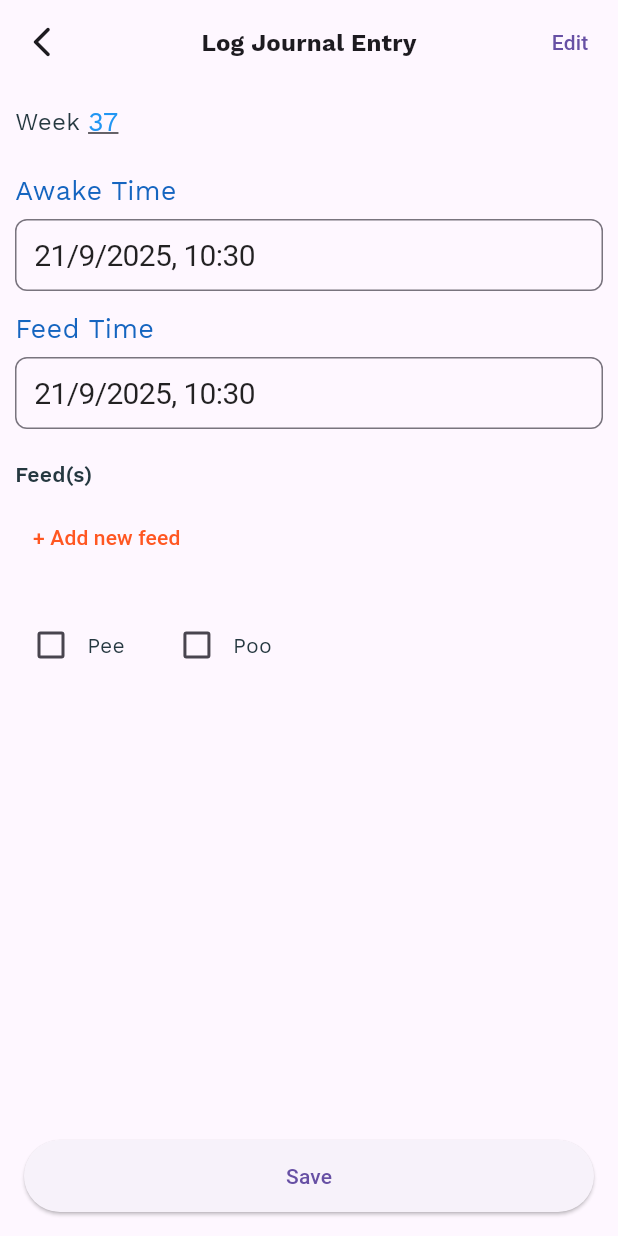
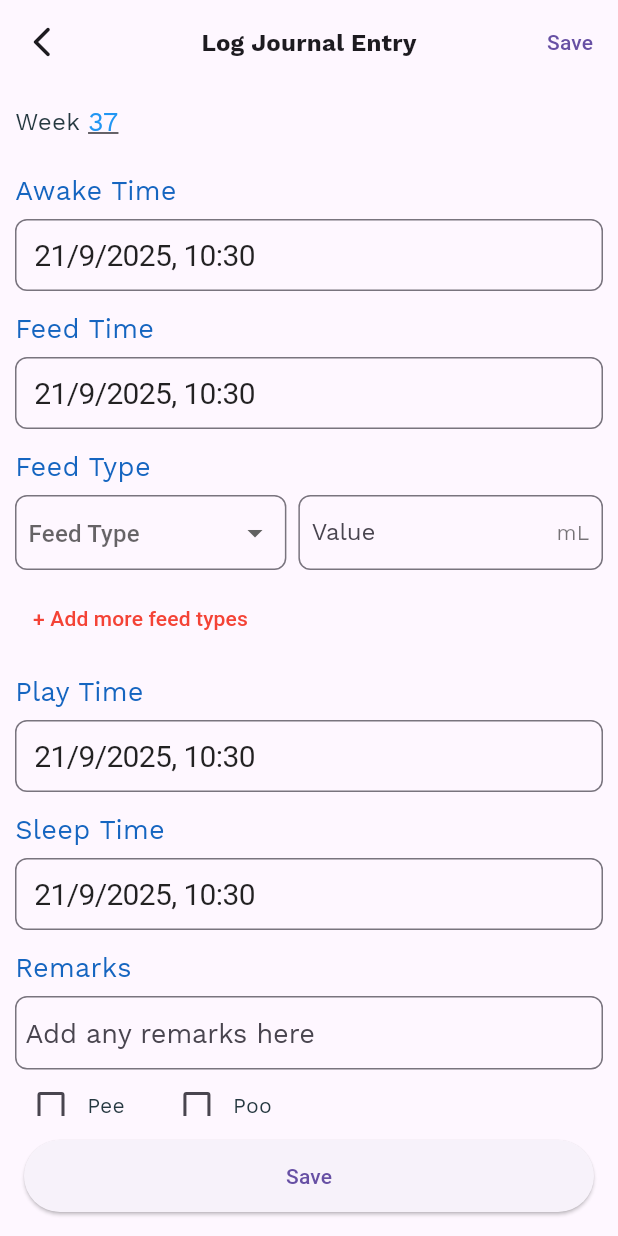
Before and after one commit to jiawei2000/first60Days, a Flutter app: the JournalEntryPage screen opened directly with empty values, on a phone screen of 412 x 824 dp. Run offline on Flutter 3.47's test engine with Material 3 defaults, Android fonts, the phone set to English and light mode, and no system bars; our stand-ins replace flutter_dotenv, font_awesome_flutter, jwt_decoder, table_calendar; project files that could hold a hidden picture were left out.

Commit message:
create journal finally done

```diff
--- a/frontend/template/lib/model/feed_type.dart
+++ b/frontend/template/lib/model/feed_type.dart
@@ -1,23 +1,15 @@
 class FeedType {
-  final String type;
-  final int? minutes;
-  final int? ml;
+  final String? type;
+  final int? value;
+  final String? unit;
 
-  FeedType({required this.type, this.minutes, this.ml});
+  FeedType({this.type, this.value, this.unit});
 
-  Map<String, dynamic> toJson() {
-    return {
-      'type': type,
-      if (minutes != null) 'minutes': minutes,
-      if (ml != null) 'ml': ml,
-    };
-  }
+  Map<String, dynamic> toJson() => {'type': type, 'value': value, 'unit': unit};
 
-  factory FeedType.fromJson(Map<String, dynamic> json) {
-    return FeedType(
-      type: json['type'] as String,
-      minutes: json['minutes'] as int?,
-      ml: json['ml'] as int?,
-    );
-  }
+  factory FeedType.fromJson(Map<String, dynamic> json) => FeedType(
+    type: json['type'] as String?,
+    value: json['value'] as int?,
+    unit: json['unit'] as String?,
+  );
 }
--- a/frontend/template/lib/model/journal_entry.dart
+++ b/frontend/template/lib/model/journal_entry.dart
@@ -4,7 +4,7 @@ class JournalEntry {
   final String? id;
   final int? cycleNo;
   final String? remarks;
-  final List<FeedType>? feedType;
+  final List<FeedType>? feedTypes;
   final int? sleepDuration;
   final DateTime? startWakeTime;
   final DateTime? startFeedTime;
@@ -17,7 +17,7 @@ class JournalEntry {
     this.id,
     this.cycleNo,
     this.remarks,
-    this.feedType,
+    this.feedTypes,
     this.sleepDuration,
     this.startWakeTime,
     this.startFeedTime,
@@ -27,11 +27,25 @@ class JournalEntry {
     this.hasUrine,
   });
 
+  // Map<String, dynamic> toJson() => {
+  //   'id': id,
+  //   'cycleNo': cycleNo,
+  //   'remarks': remarks,
+  //   'feedTypes': feedTypes?.map((item) => item.toJson()).toList(),
+  //   'sleepDuration': sleepDuration,
+  //   'awakeTime': startWakeTime?.toIso8601String(),
+  //   'startFeedTime': startFeedTime?.toIso8601String(),
+  //   'startPlayTime': startPlayTime?.toIso8601String(),
+  //   'startSleepTime': startSleepTime?.toIso8601String(),
+  //   'stool': hasStool,
+  //   'urine': hasUrine,
+  // };
+
   factory JournalEntry.fromJson(Map<String, dynamic> json) => JournalEntry(
     id: json['id'] as String,
-    cycleNo: json['cycleNo'] as int,
-    remarks: json['remarks'] as String,
-    feedType: List<FeedType>.from(
+    cycleNo: json['cycleNo'] as int?,
+    remarks: json['remarks'] as String?,
+    feedTypes: List<FeedType>.from(
       (json['feedType'] as List).map((item) => FeedType.fromJson(item)),
     ),
     sleepDuration: json['sleepDuration'] as int,
--- a/frontend/template/lib/network/journal_api.dart
+++ b/frontend/template/lib/network/journal_api.dart
@@ -8,8 +8,7 @@ final baseUrl = dotenv.env['BASE_URL'];
 class JournalAPI {
   // Hardcoded token for testing
   static final token =
-      "eyJhbGciOiJIUzI1NiIsInR5cCI6IkpXVCJ9.eyJpZCI6IlZERjc1WEdqdG45UTBzaUdyYlZlIiwiZW1haWwiOiJob25nd2VpQGdtYWlsLmNvbSIsImlhdCI6MTc1ODMwMTQ0MSwiZXhwIjoxNzU4Mzg3ODQxfQ.iTlcRICBF1iARkYXy2LndSQYqHJ-2c0zzrmeJJizVAE";
-
+      "eyJhbGciOiJIUzI1NiIsInR5cCI6IkpXVCJ9.eyJpZCI6IlZERjc1WEdqdG45UTBzaUdyYlZlIiwiZW1haWwiOiJob25nd2VpQGdtYWlsLmNvbSIsImlhdCI6MTc1ODM4OTAyNSwiZXhwIjoxNzU4NDc1NDI1fQ.BzN2jq_glQ4xNSXuxwtp3LSzw2VzwLim5S0E1PBilqo";
   static Future getJournalEntries(String babyId) async {
     final getJournalEntriesURL = Uri.parse(
       '$baseUrl/journalEntries/getEntries',
@@ -42,6 +41,11 @@ class JournalAPI {
         "remarks": entry.remarks,
         "stool": entry.hasStool,
         "urine": entry.hasUrine,
+        "awakeTime": entry.startWakeTime?.toIso8601String(),
+        "feedTypes": entry.feedTypes,
+        "startFeedTime": entry.startFeedTime?.toIso8601String(),
+        "startPlayTime": entry.startPlayTime?.toIso8601String(),
+        "startSleepTime": entry.startSleepTime?.toIso8601String(),
       }),
     );
   }
--- a/frontend/template/lib/screens/create_journal_entry.dart
+++ b/frontend/template/lib/screens/create_journal_entry.dart
@@ -3,59 +3,37 @@ import 'package:flutter/material.dart';
 import 'package:flutter/services.dart';
 
 import '../model/journal_entry.dart';
+import '../model/feed_type.dart';
 import '../network/journal_api.dart';
 
-class Feed {
-  String type; // e.g. EBM / FM / BF(L) / BF(R)
-  String unit; // mL or minutes
-  double? value; // numeric value
-
-  Feed({this.type = '', this.unit = 'mL', this.value});
-
-  Map<String, dynamic> toJson() => {'type': type, 'unit': unit, 'value': value};
-  bool get isEmpty => type.isEmpty && (value == null);
-}
-
-const _kFeedTypes = ['EBM', 'FM', 'BF (L)', 'BF (R)'];
+const _kFeedTypes = ['EBM', 'Formula', 'Breast (Left)', 'Breast (Right)'];
 String _unitForType(String? t) {
   if (t == null) return 'mL';
-  return t.startsWith('BF') ? 'minutes' : 'mL';
+  return t.startsWith('BF') ? 'min' : 'mL';
 }
 
 class JournalEntryPage extends StatefulWidget {
   final String babyId;
   final JournalEntry? initial;
-  final ValueChanged<JournalEntry>? onSave;
-  const JournalEntryPage({
-    super.key,
-    required this.babyId,
-    this.initial,
-    this.onSave,
-  });
+  const JournalEntryPage({super.key, required this.babyId, this.initial});
   @override
   State<JournalEntryPage> createState() => _JournalEntryPageState();
 }
 
 class _JournalEntryPageState extends State<JournalEntryPage> {
   final _formKey = GlobalKey<FormState>();
-  bool _showAllFields = false;
 
-  // Advanced state
-  String? _cycle;
-  final _cycleNoCtrl = TextEditingController();
-  String? _typeOfFeed;
-  final _totalRightCtrl = TextEditingController();
-  final _totalLeftCtrl = TextEditingController();
-  final _feedAmountCtrl = TextEditingController();
-  final _sleepDurationCtrl = TextEditingController(text: '02:30:00');
-  bool _pee = false;
-  bool _poo = false;
+  // TODO get cycle no
+  int cycle = 5;
+  final remarksController = TextEditingController();
 
-  DateTime _startWakeTime = DateTime.now();
-  DateTime _startFeedTime = DateTime.now();
-  DateTime _startPlayTime = DateTime.now();
-  DateTime _startSleepTime = DateTime.now();
-  TimeOfDay? _playTime;
+  DateTime startWakeTime = DateTime.now();
+  DateTime startFeedTime = DateTime.now();
+  DateTime startPlayTime = DateTime.now();
+  DateTime startSleepTime = DateTime.now();
+
+  bool hasUrine = false;
+  bool hasStool = false;
 
   final List<TextEditingController> _feedTypeCtrls = [];
   final List<TextEditingController> _feedValueCtrls = [];
@@ -64,22 +42,17 @@ class _JournalEntryPageState extends State<JournalEntryPage> {
   @override
   void initState() {
     super.initState();
-    final init = widget.initial;
+    _addFeed(); // Start with one feed entry
   }
 
   @override
   void dispose() {
-    _totalRightCtrl.dispose();
-    _totalLeftCtrl.dispose();
-    _feedAmountCtrl.dispose();
-    _sleepDurationCtrl.dispose();
     for (final c in _feedTypeCtrls) {
       c.dispose();
     }
     for (final c in _feedValueCtrls) {
       c.dispose();
     }
-    _cycleNoCtrl.dispose();
     super.dispose();
   }
 
@@ -89,12 +62,7 @@ class _JournalEntryPageState extends State<JournalEntryPage> {
       appBar: AppBar(
         leading: const BackButton(),
         title: const Text('Log Journal Entry'),
-        actions: [
-          TextButton(
-            onPressed: () => setState(() => _showAllFields = !_showAllFields),
-            child: Text(_showAllFields ? 'Simple' : 'Edit'),
-          ),
-        ],
+        actions: [TextButton(onPressed: () => onTest(), child: Text('Save'))],
       ),
       body: SafeArea(
         child: Form(
@@ -104,24 +72,21 @@ class _JournalEntryPageState extends State<JournalEntryPage> {
             children: [
               _weekHeader(),
               SizedBox(height: 20),
-              SizedBox(
-                width: double.infinity,
-                child: _cupertinoDate(
+              cupertinoDate(
                 context,
-                  _startWakeTime,
+                startWakeTime,
                 'Awake Time',
-                  (newDateTime) => setState(() => _startWakeTime = newDateTime),
-                ),
+                (newDateTime) => setState(() => startWakeTime = newDateTime),
               ),
               SizedBox(height: 12),
-              _cupertinoDate(
+              cupertinoDate(
                 context,
-                _startFeedTime,
+                startFeedTime,
                 'Feed Time',
-                (newDateTime) => setState(() => _startFeedTime = newDateTime),
+                (newDateTime) => setState(() => startFeedTime = newDateTime),
               ),
               const SizedBox(height: 12),
-              _section('Feed(s)'),
+              _LabeledField(label: "Feed Type", child: Container()),
               for (int i = 0; i < _feedTypeCtrls.length; i++) ...[
                 _feedGroup(i),
                 const SizedBox(height: 8),
@@ -131,51 +96,47 @@ class _JournalEntryPageState extends State<JournalEntryPage> {
                 child: TextButton(
                   onPressed: _addFeed,
                   child: const Text(
-                    '+ Add new feed',
-                    style: TextStyle(color: Colors.deepOrange),
+                    '+ Add more feed types',
+                    style: TextStyle(color: Colors.red),
                   ),
                 ),
               ),
               const SizedBox(height: 12),
+              cupertinoDate(
+                context,
+                startPlayTime,
+                'Play Time',
+                (newDateTime) => setState(() => startPlayTime = newDateTime),
+              ),
               const SizedBox(height: 12),
+              cupertinoDate(
+                context,
+                startSleepTime,
+                'Sleep Time',
+                (newDateTime) => setState(() => startSleepTime = newDateTime),
+              ),
+              const SizedBox(height: 12),
+              _textField(
+                label: 'Remarks',
+                hintText: 'Add any remarks here',
+                onChanged: (value) =>
+                    setState(() => remarksController.text = value),
+              ),
               Row(
                 children: [
                   Checkbox(
-                    value: _pee,
-                    onChanged: (v) => setState(() => _pee = v ?? false),
+                    value: hasUrine,
+                    onChanged: (v) => setState(() => hasUrine = v ?? false),
                   ),
                   const Text('Pee'),
                   const SizedBox(width: 24),
                   Checkbox(
-                    value: _poo,
-                    onChanged: (v) => setState(() => _poo = v ?? false),
+                    value: hasStool,
+                    onChanged: (v) => setState(() => hasStool = v ?? false),
                   ),
                   const Text('Poo'),
                 ],
               ),
-              if (_showAllFields) ...[
-                const SizedBox(height: 24),
-                _section('Advanced (legacy)'),
-                _textField(label: 'Cycle', onChanged: (v) => _cycle = v),
-                _LabeledField(
-                  label: 'Cycle No',
-                  child: TextFormField(
-                    controller: _cycleNoCtrl,
-                    keyboardType: TextInputType.number,
-                    inputFormatters: [FilteringTextInputFormatter.digitsOnly],
-                    decoration: const InputDecoration(hintText: 'e.g. 4'),
-                    onChanged: (v) => _cycle = v,
-                  ),
-                ),
-                _textField(
-                  label: 'Type of Feed (legacy)',
-                  onChanged: (v) => _typeOfFeed = v,
-                ),
-                _numberField('Total Feed Time in Mins (R)', _totalRightCtrl),
-                _numberField('Total Feed Time in Mins (L)', _totalLeftCtrl),
-                _numberField('Feed Amount (mL)', _feedAmountCtrl),
-              ],
-              const SizedBox(height: 80), // spacing for bottom button
             ],
           ),
         ),
@@ -183,7 +144,7 @@ class _JournalEntryPageState extends State<JournalEntryPage> {
       bottomNavigationBar: SafeArea(
         minimum: const EdgeInsets.all(16),
         child: ElevatedButton(
-          onPressed: _onSave,
+          onPressed: onSave,
           style: ElevatedButton.styleFrom(
             minimumSize: const Size.fromHeight(48),
             shape: const StadiumBorder(),
@@ -209,14 +170,19 @@ class _JournalEntryPageState extends State<JournalEntryPage> {
     return Column(
       crossAxisAlignment: CrossAxisAlignment.start,
       children: [
-        Text(
-          'Feed Type ${index + 1}',
-          style: const TextStyle(fontWeight: FontWeight.w600),
+        Row(
+          children: [
+            // Type
+            Expanded(
+              flex: 6,
+              child: Container(
+                decoration: BoxDecoration(
+                  borderRadius: BorderRadius.circular(8),
+                  border: Border.all(color: Theme.of(context).dividerColor),
+                  color: Theme.of(context).colorScheme.surface,
                 ),
-        const SizedBox(height: 6),
-
-        // Feed TYPE dropdown
-        DropdownButtonFormField<String>(
+                padding: const EdgeInsets.symmetric(horizontal: 8),
+                child: DropdownButtonFormField<String>(
                   value: typeCtrl.text.isEmpty ? null : typeCtrl.text,
                   items: _kFeedTypes
                       .map((t) => DropdownMenuItem(value: t, child: Text(t)))
@@ -228,19 +194,28 @@ class _JournalEntryPageState extends State<JournalEntryPage> {
                     });
                   },
                   decoration: const InputDecoration(
-            hintText: 'Select feed type',
-            isDense: true,
+                    border: InputBorder.none,
+                    hintText: 'Feed Type',
+                  ),
+                  dropdownColor: Theme.of(context).colorScheme.surface,
+                ),
               ),
             ),
 
-        const SizedBox(height: 12),
-
-        // Row: Value (left) • Unit (right, auto-filled)
-        Row(
+            // Value
+            Expanded(
+              flex: 7,
+              child: Container(
+                margin: const EdgeInsets.only(left: 8),
+                decoration: BoxDecoration(
+                  borderRadius: BorderRadius.circular(8),
+                  border: Border.all(color: Theme.of(context).dividerColor),
+                  color: Theme.of(context).colorScheme.surface,
+                ),
+                padding: const EdgeInsets.symmetric(horizontal: 8),
+                child: Row(
                   children: [
-            // VALUE
                     Expanded(
-              flex: 2,
                       child: TextFormField(
                         controller: valueCtrl,
                         keyboardType: const TextInputType.numberWithOptions(
@@ -251,34 +226,30 @@ class _JournalEntryPageState extends State<JournalEntryPage> {
                         ],
                         decoration: const InputDecoration(
                           labelText: 'Value',
+                          border: InputBorder.none,
                           isDense: true,
                         ),
-                validator: (v) {
-                  if (v == null || v.trim().isEmpty) return null; // optional
-                  return double.tryParse(v) == null ? 'Numeric' : null;
-                },
+                      ),
+                    ),
+                    const SizedBox(width: 8),
+                    // Unit label
+                    Text(
+                      _feedUnits[index],
+                      style: const TextStyle(color: Colors.black54),
+                    ),
+                  ],
+                ),
               ),
             ),
 
-            const SizedBox(width: 12),
-
-            // UNIT (read-only, auto-filled)
-            Expanded(
-              flex: 1,
-              child: InputDecorator(
-                decoration: const InputDecoration(
-                  labelText: 'Unit',
-                  isDense: true,
-                  border: OutlineInputBorder(),
-                ),
-                child: Text(_feedUnits[index]),
-              ),
-            ),
+            // const SizedBox(width: 12),
 
             // Remove feed button (show if >1)
             if (_feedTypeCtrls.length > 1) ...[
               const SizedBox(width: 6),
-              SizedBox(
+              Expanded(
+                flex: 1,
+                child: SizedBox(
                   width: 36,
                   height: 36,
                   child: IconButton(
@@ -292,6 +263,7 @@ class _JournalEntryPageState extends State<JournalEntryPage> {
                     icon: const Icon(Icons.remove_circle_outline),
                     onPressed: () => _removeFeed(index),
                     tooltip: 'Remove',
+                  ),
                 ),
               ),
             ],
@@ -357,7 +329,7 @@ class _JournalEntryPageState extends State<JournalEntryPage> {
     );
   }
 
-  Widget _cupertinoDate(
+  Widget cupertinoDate(
     BuildContext context,
     DateTime dateTime,
     String label,
@@ -381,42 +353,11 @@ class _JournalEntryPageState extends State<JournalEntryPage> {
               },
             ),
           ),
-          // child: Text(
-          //   // Format DateTime
-          //   '${dateTime.month}/${dateTime.day}/${dateTime.year}, ${dateTime.hour.toString().padLeft(2, '0')}:${dateTime.minute.toString().padLeft(2, '0')}',
-          //   style: const TextStyle(fontSize: 22.0),
-          // ),
           child: _ReadOnlyBox(
             text:
                 "${dateTime.day}/${dateTime.month}/${dateTime.year}, ${dateTime.hour.toString().padLeft(2, '0')}:${dateTime.minute.toString().padLeft(2, '0')}",
           ),
         ),
-      ),
-    );
-  }
-
-  Widget _section(String title) => Padding(
-    padding: const EdgeInsets.symmetric(vertical: 8),
-    child: Text(title, style: const TextStyle(fontWeight: FontWeight.w600)),
-  );
-
-  Widget _timeField(
-    BuildContext context, {
-    required String label,
-    required TimeOfDay? value,
-    required ValueChanged<TimeOfDay> onPicked,
-  }) {
-    return _LabeledField(
-      label: label,
-      child: InkWell(
-        onTap: () async {
-          final picked = await showTimePicker(
-            context: context,
-            initialTime: value ?? TimeOfDay.now(),
-          );
-          if (picked != null) onPicked(picked);
-        },
-        child: _ReadOnlyBox(text: value == null ? '' : _formatTimeOfDay(value)),
       ),
     );
   }
@@ -428,27 +369,58 @@ class _JournalEntryPageState extends State<JournalEntryPage> {
   }) {
     return _LabeledField(
       label: label,
+      child: Container(
+        padding: const EdgeInsets.all(6),
+        decoration: BoxDecoration(
+          borderRadius: BorderRadius.circular(8),
+          border: Border.all(color: Theme.of(context).dividerColor),
+          color: Theme.of(context).colorScheme.surface,
+        ),
         child: TextFormField(
-        decoration: InputDecoration(hintText: hintText),
+          decoration: InputDecoration(
+            border: InputBorder.none,
+            isDense: true,
+            hintText: hintText,
+          ),
+          style: const TextStyle(fontSize: 18),
           onChanged: onChanged,
+        ),
       ),
     );
   }
 
-  Widget _numberField(String label, TextEditingController ctrl) {
-    return _LabeledField(
-      label: label,
-      child: TextFormField(
-        controller: ctrl,
-        keyboardType: TextInputType.number,
-        inputFormatters: [FilteringTextInputFormatter.digitsOnly],
-        decoration: const InputDecoration(hintText: '0'),
-      ),
+  void onTest() {
+    debugPrint("Reach AAA");
+
+    // get data from feed types
+    for (int i = 0; i < _feedTypeCtrls.length; i++) {
+      debugPrint(
+        "Feed Type: ${_feedTypeCtrls[i].text}, Value: ${_feedValueCtrls[i].text} ${_feedUnits[i]}",
       );
     }
+  }
 
-  void _onSave() async {
-    final entry = JournalEntry(remarks: "test");
+  void onSave() async {
+    List<FeedType> feedTypes = [];
+    for (int i = 0; i < _feedTypeCtrls.length; i++) {
+      String type = _feedTypeCtrls[i].text;
+      int? value = int.tryParse(_feedValueCtrls[i].text);
+      String unit = _feedUnits[i];
+      if (type.isNotEmpty && value != null) {
+        feedTypes.add(FeedType(type: type, value: value, unit: unit));
+      }
+    }
+    final entry = JournalEntry(
+      cycleNo: cycle,
+      hasUrine: hasUrine,
+      hasStool: hasStool,
+      startWakeTime: startWakeTime,
+      startFeedTime: startFeedTime,
+      startPlayTime: startPlayTime,
+      startSleepTime: startSleepTime,
+      feedTypes: feedTypes,
+      remarks: remarksController.text,
+    );
 
     debugPrint("Reach AAA");
     String babyId = "W6bOM4UJxxfbo0bktsmO"; // Replace with actual babyId
@@ -509,18 +481,6 @@ class _ReadOnlyBox extends StatelessWidget {
   }
 }
 
-// ----------------- Helpers -----------------
-String _formatDate(DateTime d) {
-  return '${d.day.toString().padLeft(2, '0')}/${d.month.toString().padLeft(2, '0')}/${d.year}';
-}
-
-String _formatTimeOfDay(TimeOfDay t) {
-  final hours = t.hourOfPeriod == 0 ? 12 : t.hourOfPeriod;
-  final minutes = t.minute.toString().padLeft(2, '0');
-  final suffix = t.period == DayPeriod.am ? 'AM' : 'PM';
-  return '$hours : $minutes $suffix';
-}
-
 int _weekNumber(DateTime date) {
   // ISO 8601 week number
   final thursday = date.add(Duration(days: 3 - ((date.weekday + 6) % 7)));
```
Lines whose indentation alone changed are shown as unchanged.
